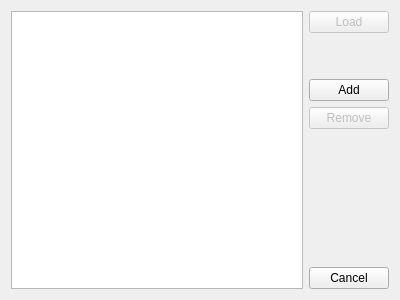
paulmcauley/klassy, file kdecoration/config/ui/loadpreset.ui: the form before one commit.
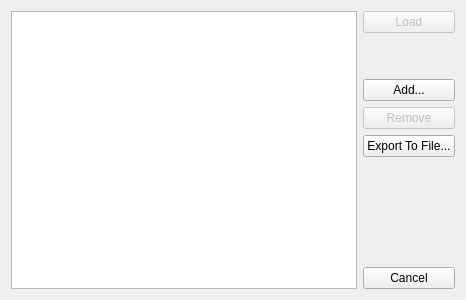
The form after the commit. Icons and pictures are not drawn.

Commit message: Allow Presets to be exported and imported to/from files

Diff of the .ui file:
```diff
--- a/kdecoration/config/ui/loadpreset.ui
+++ b/kdecoration/config/ui/loadpreset.ui
@@ -6,22 +6,15 @@
    <rect>
     <x>0</x>
     <y>0</y>
-    <width>400</width>
+    <width>466</width>
     <height>300</height>
    </rect>
   </property>
   <property name="windowTitle">
    <string>Dialog</string>
   </property>
-  <layout class="QHBoxLayout" name="horizontalLayout">
-   <item>
-    <widget class="QListWidget" name="presetsList">
-     <property name="sortingEnabled">
-      <bool>true</bool>
-     </property>
-    </widget>
-   </item>
-   <item>
+  <layout class="QGridLayout" name="gridLayout">
+   <item row="0" column="1" rowspan="3">
     <layout class="QVBoxLayout" name="verticalLayout">
      <item>
       <widget class="QPushButton" name="loadButton">
@@ -52,7 +45,7 @@
      <item>
       <widget class="QPushButton" name="addButton">
        <property name="text">
-        <string>Add</string>
+        <string>Add...</string>
        </property>
        <property name="icon">
         <iconset theme="list-add">
@@ -74,6 +67,22 @@
        </property>
       </widget>
      </item>
+     <item>
+      <widget class="QPushButton" name="exportButton">
+       <property name="sizePolicy">
+        <sizepolicy hsizetype="Fixed" vsizetype="Fixed">
+         <horstretch>0</horstretch>
+         <verstretch>0</verstretch>
+        </sizepolicy>
+       </property>
+       <property name="text">
+        <string>Export To File...</string>
+       </property>
+       <property name="icon">
+        <iconset theme="document-export"/>
+       </property>
+      </widget>
+     </item>
      <item>
       <spacer name="verticalSpacer_2">
        <property name="orientation">
@@ -99,6 +108,13 @@
      </item>
     </layout>
    </item>
+   <item row="0" column="0" rowspan="3">
+    <widget class="QListWidget" name="presetsList">
+     <property name="sortingEnabled">
+      <bool>true</bool>
+     </property>
+    </widget>
+   </item>
   </layout>
  </widget>
  <resources/>
```
Left out of the diff: 12 changed lines with no effect on the pictures. The commit also changes 9 other files.
